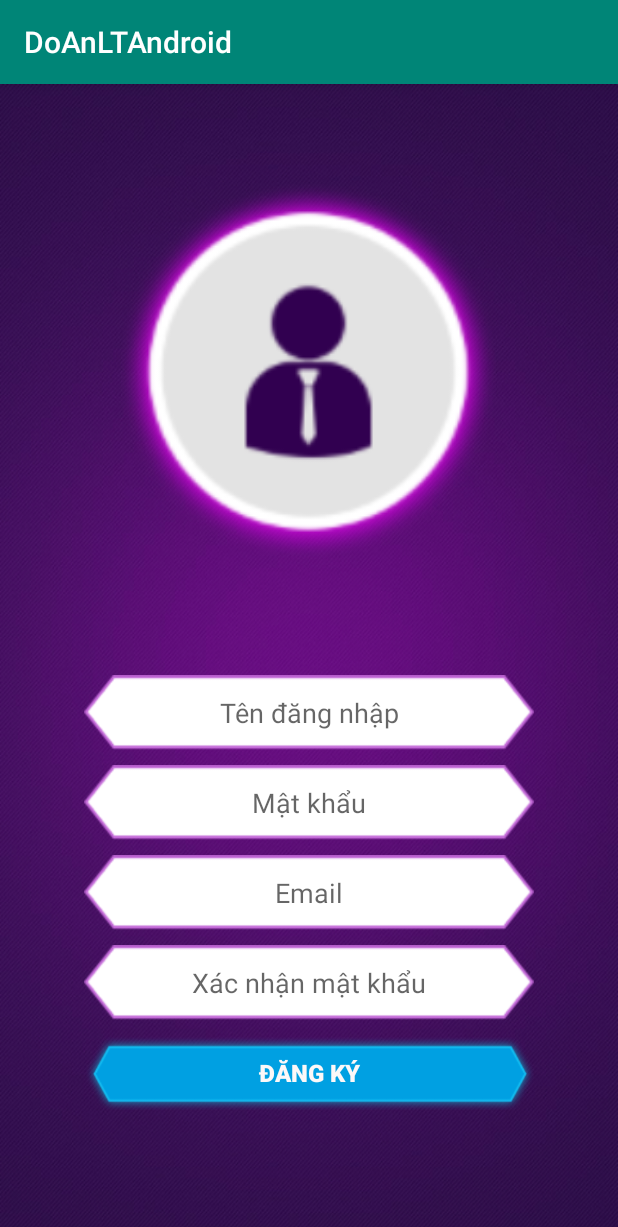
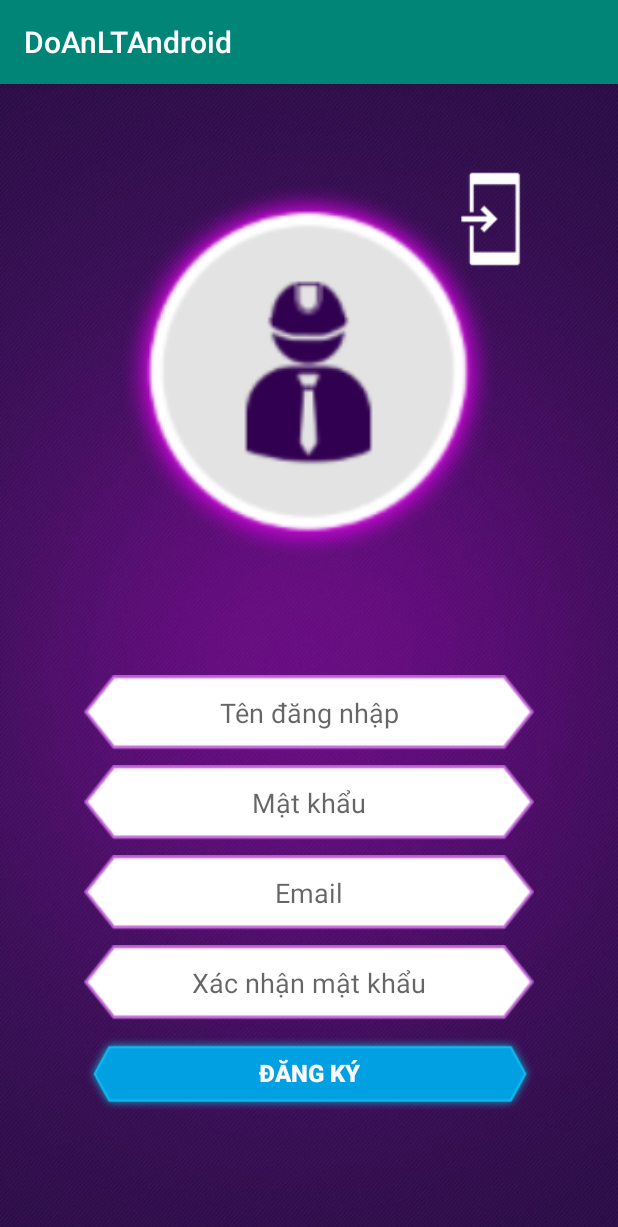
Before and after one commit to NguyenHuyenThoai-CDTH17PMC/DoAnLTAndroid, an Android app: the DangKy_form screen opened directly, with no data from a screen before it, after a tap on "ĐĂNG KÝ", on a phone screen of 412 x 824 dp. Shown: the top 1227 px of the screen. Run offline under Robolectric (Android 15) with nearby library versions, the phone set to English and light mode, and no system bars; libraries missing offline, so code that uses them is left out: com.github.mikephil.charting.

```diff
--- a/app/build.gradle
+++ b/app/build.gradle
@@ -52,6 +52,8 @@ dependencies {
     //noinspection GradleCompatible
     implementation 'com.android.support:support-v4:20.0.+'
 
+    implementation 'org.apache.httpcomponents:httpclient:4.2.1'
+
 
 }
 apply plugin: 'com.google.gms.google-services'
--- a/app/src/main/java/com/example/doanltandroid/PostAPINguoiChoi.java
+++ b/app/src/main/java/com/example/doanltandroid/PostAPINguoiChoi.java
@@ -15,6 +15,7 @@ import java.io.OutputStreamWriter;
 import java.net.HttpURLConnection;
 import java.security.NoSuchAlgorithmException;
 
+
 public class PostAPINguoiChoi extends AsyncTask<Void,Void,String> {
      Context context;
      String duongdan;
@@ -27,7 +28,7 @@ public class PostAPINguoiChoi extends AsyncTask<Void,Void,String> {
     ProgressDialog progressDialog;
 
 
-    public PostAPINguoiChoi(Context context, String duongdan, EditText edtTendangnhap, EditText edtEmail, EditText edtMatkhau) throws NoSuchAlgorithmException {
+    public PostAPINguoiChoi(Context context, String duongdan, EditText edtTendangnhap, EditText edtEmail, EditText edtMatkhau, String hinhanh) throws NoSuchAlgorithmException {
         this.context = context;
         this.duongdan = duongdan;
         this.edtTendangnhap = edtTendangnhap;
@@ -37,9 +38,10 @@ public class PostAPINguoiChoi extends AsyncTask<Void,Void,String> {
         nguoiChoi.setTen_dang_nhap(edtTendangnhap.getText().toString());
         nguoiChoi.setMat_khau(StringMD5.convertHashToString(edtMatkhau.getText().toString()));
         nguoiChoi.setEmail(edtEmail.getText().toString());
-        nguoiChoi.setHinh_dai_dien("Chưa có");
+        nguoiChoi.setHinh_dai_dien(hinhanh);
         nguoiChoi.setDiem_cao_nhat("0");
         nguoiChoi.setCredit("0");
+
     }
 
     @Override
@@ -68,6 +70,7 @@ public class PostAPINguoiChoi extends AsyncTask<Void,Void,String> {
                 Toast.makeText(context, "Không thành công", Toast.LENGTH_SHORT).show();
             }
             else {
+
                 Toast.makeText(context, "Đăng kí thành công", Toast.LENGTH_SHORT).show();
             }
         }
@@ -95,6 +98,8 @@ public class PostAPINguoiChoi extends AsyncTask<Void,Void,String> {
                  }
                  bufferedReader.close();
                  return stringBuilder.toString();
+
+
              }
              else {
                  return "error";
--- a/app/src/main/res/layout/activity_dang_ky_form.xml
+++ b/app/src/main/res/layout/activity_dang_ky_form.xml
@@ -14,11 +14,20 @@
         android:layout_weight="1">
 
         <ImageView
-            android:id="@+id/imageView2"
+            android:id="@+id/imganhdaidien"
             android:layout_width="250dp"
             android:layout_height="250dp"
             android:layout_gravity="center"
-            android:background="@drawable/atp__activity_player_layout_help_call_04_active" />
+            app:srcCompat="@drawable/atp__activity_player_layout_help_call_03_active" />
+        <Button
+            android:id="@+id/btnalbum"
+            android:layout_width="80dp"
+            android:layout_height="80dp"
+            android:layout_marginLeft="290dp"
+            android:layout_marginTop="50dp"
+            android:background="@drawable/common_full_open_on_phone"
+            android:onClick="chonanh"
+            tools:ignore="MissingConstraints" />
     </FrameLayout>
 
     <LinearLayout
```
Also changed, not shown: app/src/main/java/com/example/doanltandroid/CauHoiLayTheoIDLinhVuc.java (+6 -3 lines), app/src/main/java/com/example/doanltandroid/DangKy_form.java (+87 -1 lines), app/src/main/java/com/example/doanltandroid/NguoiChoi.java (+9 -7 lines), app/src/main/java/com/example/doanltandroid/NguoiChoiPackage.java (+6 -1 lines), app/src/main/java/com/example/doanltandroid/QuanLyTaiKhoan_form.java (+5 -18 lines), app/src/main/java/com/example/doanltandroid/ReadAPI.java (+16 -0 lines).
